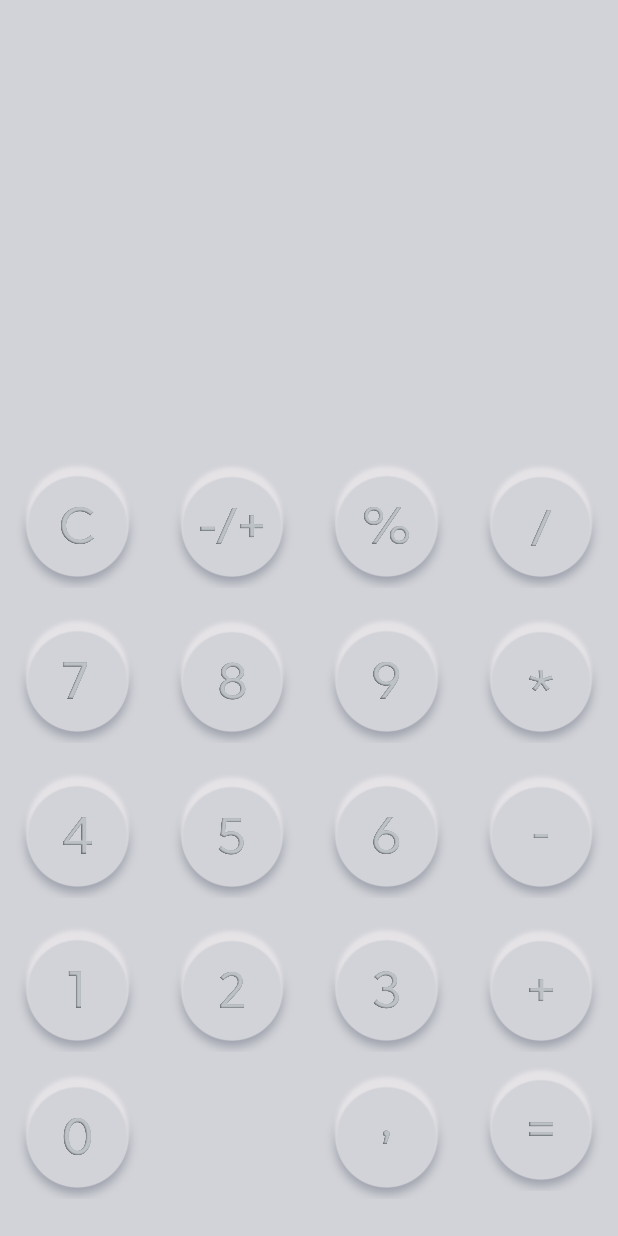
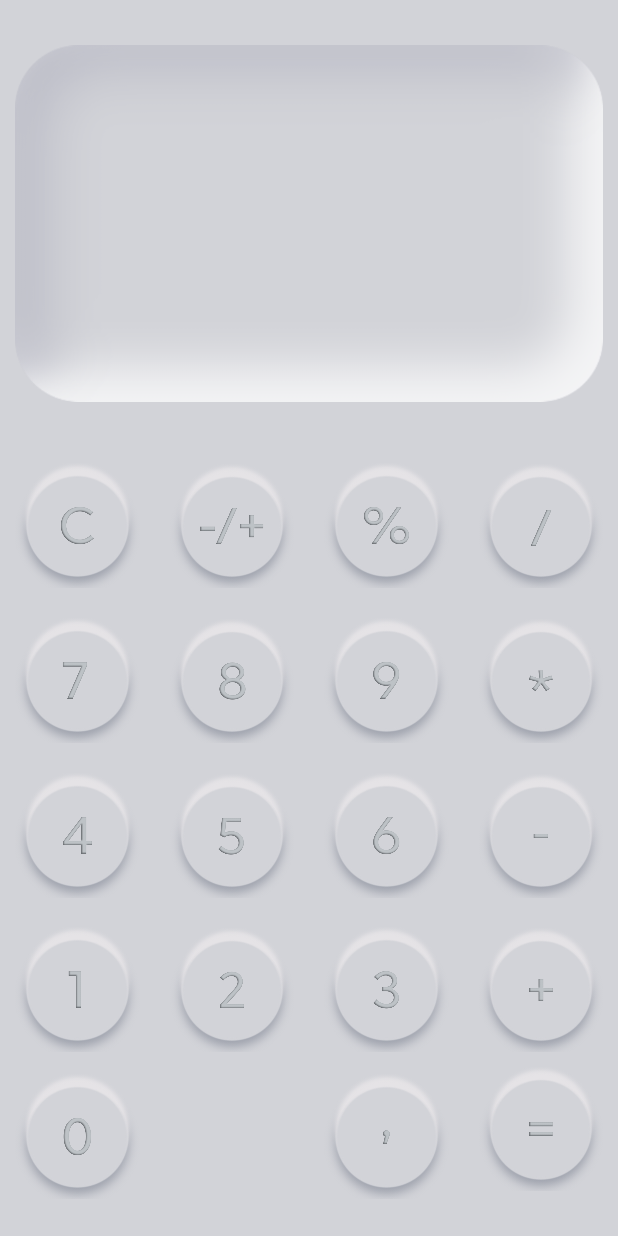
Before and after one commit to AvelAbel/calculator2, an Android app: the screen it shows after launch (MainActivity), on a phone screen of 412 x 824 dp. Run offline under Robolectric (Android 15) with nearby library versions, the light colour scheme and no system bars.

Commit message:
Почти все готово

```diff
--- a/app/src/main/res/layout/activity_main.xml
+++ b/app/src/main/res/layout/activity_main.xml
@@ -3,6 +3,58 @@
     xmlns:tools="http://schemas.android.com/tools"
     android:layout_width="match_parent"
     android:layout_height="match_parent">
+
+    <View
+        android:id="@+id/spacer3"
+        android:layout_width="match_parent"
+        android:layout_height="30dp"
+        app:layout_constraintStart_toStartOf="parent"
+        app:layout_constraintEnd_toEndOf="parent"
+        app:layout_constraintTop_toTopOf="parent"/>
+
+    <ImageView
+        android:id="@+id/topofbgtextview"
+        android:layout_width="0dp"
+        android:layout_height="81dp"
+        android:src="@drawable/topofbgtextview"
+        android:layout_marginStart="10dp"
+        android:layout_marginEnd="10dp"
+        app:layout_constraintStart_toStartOf="parent"
+        app:layout_constraintEnd_toEndOf="parent"
+        app:layout_constraintTop_toBottomOf="@id/spacer3" />
+
+    <ImageView
+        android:id="@+id/middleofbgtextview"
+        android:layout_width="0dp"
+        android:layout_height="0dp"
+        android:src="@drawable/middleofbgtextview"
+        android:layout_marginStart="10dp"
+        android:layout_marginEnd="10dp"
+        android:scaleType="fitXY"
+        android:adjustViewBounds="true"
+        android:layout_marginTop="-2dp"
+        android:layout_marginBottom="-2dp"
+        app:layout_constraintStart_toStartOf="parent"
+        app:layout_constraintEnd_toEndOf="parent"
+        app:layout_constraintTop_toBottomOf="@id/topofbgtextview"
+        app:layout_constraintBottom_toTopOf="@+id/downofbgtextview" />
+
+    <ImageView
+        android:id="@+id/downofbgtextview"
+        android:layout_width="0dp"
+        android:layout_height="76dp"
+        android:src="@drawable/downofbgtextview"
+        android:layout_marginStart="10dp"
+        android:layout_marginEnd="10dp"
+        app:layout_constraintStart_toStartOf="parent"
+        app:layout_constraintEnd_toEndOf="parent"
+        app:layout_constraintBottom_toTopOf="@+id/spacer2" />
+
+    <View
+        android:id="@+id/spacer2"
+        android:layout_width="match_parent"
+        android:layout_height="40dp"
+        app:layout_constraintBottom_toTopOf="@+id/imageViewAC" />
 
     <TextView
         android:id="@+id/textView"
@@ -10,18 +62,13 @@
         android:layout_height="0dp"
         android:gravity="bottom|end"
         android:textSize="24sp"
-        android:paddingStart="15dp"
-        android:paddingEnd="15dp"
+        android:paddingBottom="25dp"
+        android:paddingStart="25dp"
+        android:paddingEnd="25dp"
         app:layout_constraintStart_toStartOf="parent"
         app:layout_constraintEnd_toEndOf="parent"
-        app:layout_constraintTop_toTopOf="parent"
-        app:layout_constraintBottom_toTopOf="@+id/spacer2" />
-
-    <View
-        android:id="@+id/spacer2"
-        android:layout_width="match_parent"
-        android:layout_height="20dp"
-        app:layout_constraintBottom_toTopOf="@+id/imageViewAC" />
+        app:layout_constraintTop_toTopOf="@id/topofbgtextview"
+        app:layout_constraintBottom_toBottomOf="@+id/downofbgtextview" />
 
     <ImageView
         android:id="@+id/imageViewAC"
```
Also changed, not shown: app/src/main/java/com/example/calculator2/MainActivity.kt (+57 -2 lines), app/src/main/res/drawable/backgroundtextview.png (added), app/src/main/res/drawable/downofbgtextview.png (added), app/src/main/res/drawable/middleofbgtextview.png (added), app/src/main/res/drawable/topofbgtextview.png (added).
